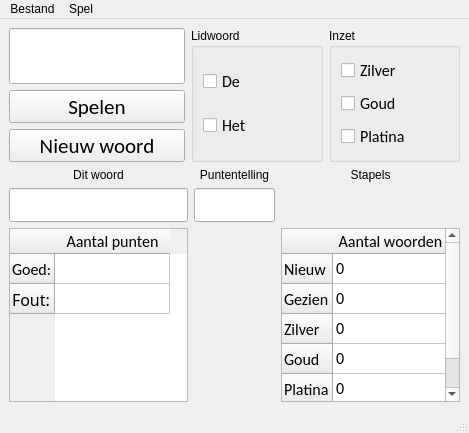
The window that Resources/UI/nwl.ui (ubenu/NieuweWoordenLeren) describes before a commit, drawn with Qt 5.
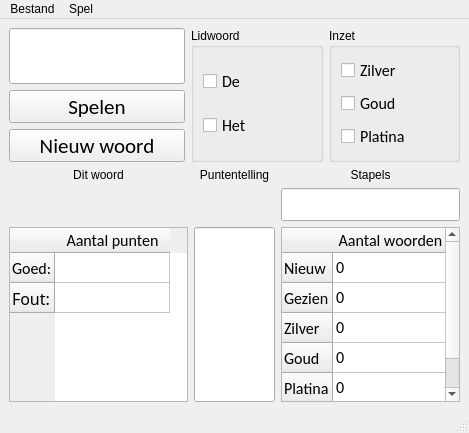
The same window after the commit.

Commit message: Extra update to incorporate nwl.ui

```diff
--- a/Resources/UI/nwl.ui
+++ b/Resources/UI/nwl.ui
@@ -209,25 +209,6 @@
         </property>
        </widget>
       </item>
-      <item row="1" column="0">
-       <widget class="QLineEdit" name="txt_state">
-        <property name="sizePolicy">
-         <sizepolicy hsizetype="Preferred" vsizetype="Preferred">
-          <horstretch>0</horstretch>
-          <verstretch>0</verstretch>
-         </sizepolicy>
-        </property>
-        <property name="font">
-         <font>
-          <family>Calibri</family>
-          <pointsize>14</pointsize>
-         </font>
-        </property>
-        <property name="text">
-         <string/>
-        </property>
-       </widget>
-      </item>
       <item row="2" column="2">
        <widget class="QTableWidget" name="tbl_heaps">
         <property name="sizePolicy">
@@ -373,22 +354,6 @@
         </property>
        </widget>
       </item>
-      <item row="1" column="1">
-       <widget class="QLineEdit" name="txt_total">
-        <property name="sizePolicy">
-         <sizepolicy hsizetype="Preferred" vsizetype="Preferred">
-          <horstretch>0</horstretch>
-          <verstretch>0</verstretch>
-         </sizepolicy>
-        </property>
-        <property name="font">
-         <font>
-          <family>Calibri</family>
-          <pointsize>16</pointsize>
-         </font>
-        </property>
-       </widget>
-      </item>
       <item row="2" column="0">
        <widget class="QTableWidget" name="tbl_word_score">
         <property name="sizePolicy">
@@ -460,6 +425,67 @@
         </item>
        </widget>
       </item>
+      <item row="1" column="1">
+       <widget class="QLabel" name="txt_total">
+        <property name="font">
+         <font>
+          <family>Calibri</family>
+          <pointsize>12</pointsize>
+         </font>
+        </property>
+        <property name="text">
+         <string/>
+        </property>
+       </widget>
+      </item>
+      <item row="2" column="1">
+       <widget class="QLineEdit" name="txt_total1">
+        <property name="sizePolicy">
+         <sizepolicy hsizetype="Preferred" vsizetype="Preferred">
+          <horstretch>0</horstretch>
+          <verstretch>0</verstretch>
+         </sizepolicy>
+        </property>
+        <property name="font">
+         <font>
+          <family>Calibri</family>
+          <pointsize>16</pointsize>
+         </font>
+        </property>
+       </widget>
+      </item>
+      <item row="1" column="2">
+       <widget class="QLineEdit" name="txt_state1">
+        <property name="sizePolicy">
+         <sizepolicy hsizetype="Preferred" vsizetype="Preferred">
+          <horstretch>0</horstretch>
+          <verstretch>0</verstretch>
+         </sizepolicy>
+        </property>
+        <property name="font">
+         <font>
+          <family>Calibri</family>
+          <pointsize>14</pointsize>
+         </font>
+        </property>
+        <property name="text">
+         <string/>
+        </property>
+       </widget>
+      </item>
+      <item row="1" column="0">
+       <widget class="QLabel" name="txt_state">
+        <property name="font">
+         <font>
+          <family>Calibri</family>
+          <pointsize>12</pointsize>
+         </font>
+        </property>
+        <property name="text">
+         <string/>
+        </property>
+       </widget>
+      </item>
      </layout>
     </item>
    </layout>
```
